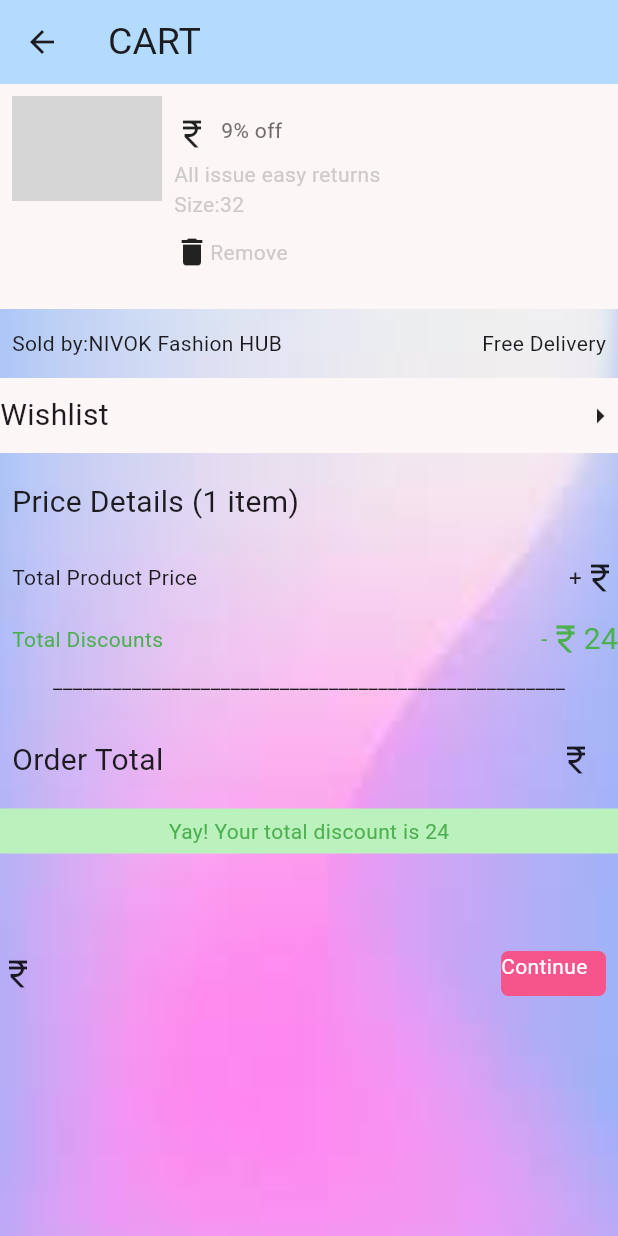
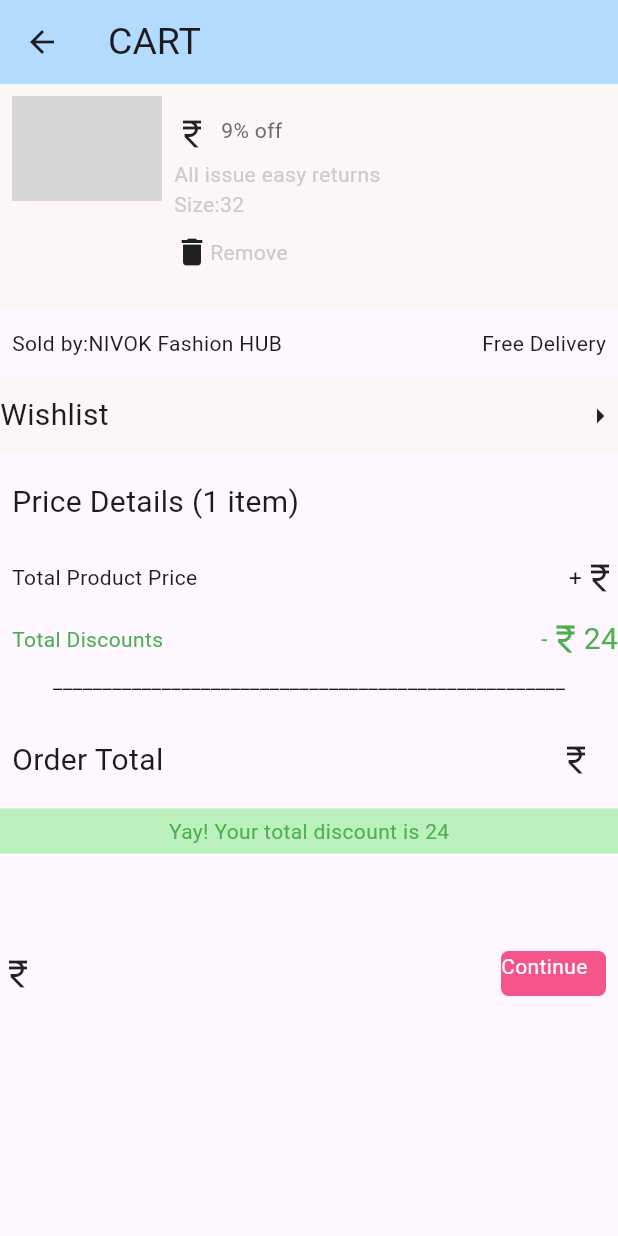
Before and after one commit to remyamp1/MiniProject3, a Flutter app: the Example screen opened directly with empty values, after a tap on "Add to Cart", on a phone screen of 412 x 824 dp. Run offline on Flutter 3.47's test engine with Material 3 defaults, Android fonts, the phone set to English and light mode, and no system bars; our stand-ins replace hive, hive_flutter, lottie; accounts and stored records are empty; grey boxes are pictures that could not be loaded.

Commit message:
29-10-24

```diff
--- a/lib/cart.dart
+++ b/lib/cart.dart
@@ -13,10 +13,7 @@ class Cartexample extends StatelessWidget{
       appBar: AppBar(title: Text(
         "CART",style: TextStyle(fontSize: 25),
       ),backgroundColor: const Color.fromARGB(255, 178, 219, 253),),
-      body:Container(
-        decoration: BoxDecoration(image: DecorationImage(image: AssetImage("assets/image/backgroun.jpeg"),
-        fit: BoxFit.cover)),
-      child:  Column(
+      body:Column(
          children: [
            Container(
             height: 150,
@@ -116,7 +113,7 @@ class Cartexample extends StatelessWidget{
 
 
                    ),
-SizedBox(height: 10,),
+      SizedBox(height: 10,),
 
                    Row(
                     mainAxisAlignment: MainAxisAlignment.start,
@@ -217,16 +214,7 @@ SizedBox(height: 10,),
                   ),
                 )
          ],
-       ),
-
-
-
-
-
-
-
-
-      )
+       )
 
     );
   }
--- a/lib/descreption.dart
+++ b/lib/descreption.dart
@@ -13,10 +13,7 @@ class Example extends StatelessWidget {
   Widget build(BuildContext context){
     return Scaffold(
 
-      body: Container(
-        decoration: BoxDecoration(image: DecorationImage(image: AssetImage("assets/image/backgroun.jpeg"),
-        fit: BoxFit.cover)),
-    child:   Column(
+      body: Column(
           children: [
             Container(
               height: 400,
@@ -101,9 +98,6 @@ class Example extends StatelessWidget {
                 )
 
               ],
-          ),
-
-
             )
     );
   }
--- a/lib/firstscreen.dart
+++ b/lib/firstscreen.dart
@@ -19,10 +19,7 @@ class _ScreenFirstState extends State<ScreenFirst> {
           Icon(Icons.shopping_bag)
         ],backgroundColor: const Color.fromARGB(255, 178, 219, 253)
       ),
-      body: Container(
-        decoration: BoxDecoration(image: DecorationImage(image: AssetImage("assets/image/backgroun.jpeg"),
-        fit: BoxFit.cover)),
-   child:    Column(
+      body: Column(
            children: [
              SizedBox(height: 10),
              Padding(
@@ -94,7 +91,6 @@ class _ScreenFirstState extends State<ScreenFirst> {
                 );
               },))
            ],
-      ),
          )
     );
   }
--- a/lib/login.dart
+++ b/lib/login.dart
@@ -40,10 +40,7 @@ class _LoginExampleState extends State<LoginExample> {
 
   Widget build(BuildContext context) {
     return Scaffold(
-      body: Container(
-        decoration: BoxDecoration(image: DecorationImage(image: AssetImage("assets/image/backgroun.jpeg"),
-        fit: BoxFit.cover)),
-    child:   Center(
+      body: Center(
           child: Padding(
             padding: const EdgeInsets.all(20.0),
             child: Column(
@@ -74,7 +71,6 @@ class _LoginExampleState extends State<LoginExample> {
               ],
             ),
           ),
-      ),
         )
     );
   }
--- a/lib/reg.dart
+++ b/lib/reg.dart
@@ -29,10 +29,7 @@ TextEditingController createController=TextEditingController();
   @override
   Widget build(BuildContext context) {
     return Scaffold(
-      body: Container(
-        decoration: BoxDecoration(image: DecorationImage(image: AssetImage("assets/image/backgroun.jpeg"),
-        fit: BoxFit.cover)),
-       child: Center(
+      body: Center(
        child:
         Padding(
          padding: const EdgeInsets.all(20.0),
@@ -148,7 +145,6 @@ TextEditingController createController=TextEditingController();
            ),
          ),
        ),
-      )
             ),
     );
   }
```
Lines whose indentation alone changed are shown as unchanged.
